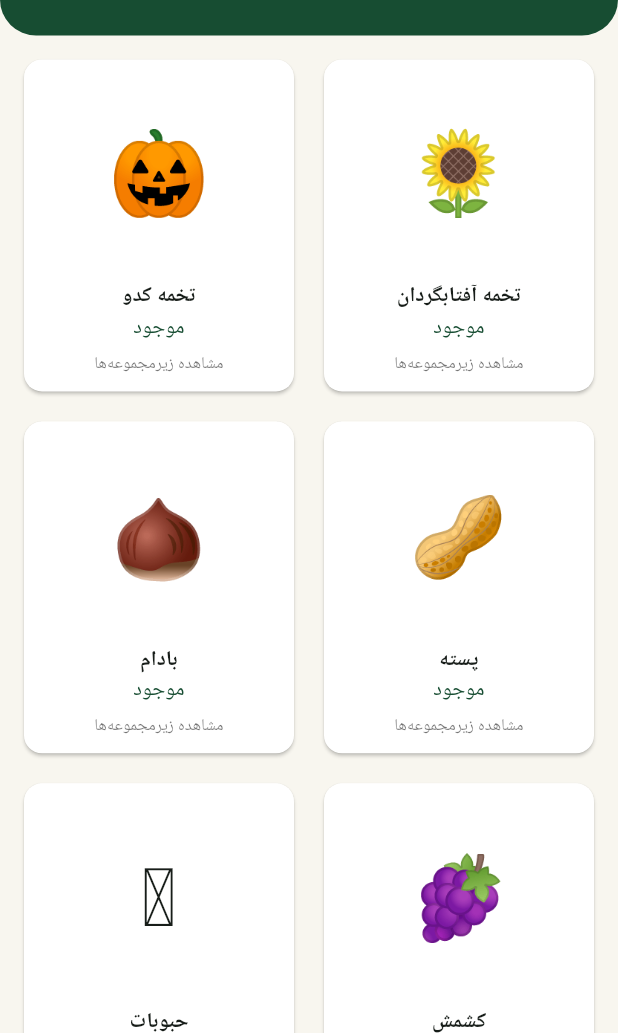
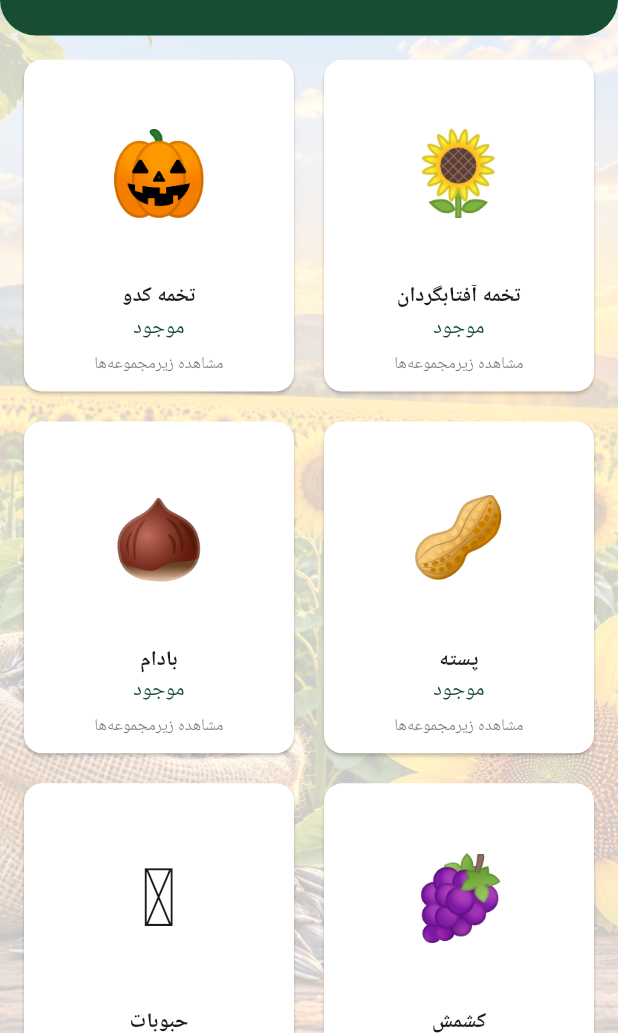
Before and after one commit to setare1402/tokhmeh-bijar, a Flutter app: the screen it shows after launch, on a phone screen of 412 x 824 dp, the part 203-1236 px from its top. Run offline on Flutter 3.47's test engine with Material 3 defaults, Android fonts, the phone set to English and light mode, and no system bars; our stand-ins replace image_picker, shared_preferences.

Commit message:
Update main.dart

```diff
--- a/lib/main.dart
+++ b/lib/main.dart
@@ -241,6 +241,40 @@ class LocalReviewStore {
 }
 
 class TokhmehBijarApp extends StatelessWidget {
+  const TokhmehBijarApp({super.key});
+
+  @override
+  Widget build(BuildContext context) => MaterialApp(
+        debugShowCheckedModeBanner: false,
+        title: 'تخمه بیجار',
+        theme: ThemeData(
+          useMaterial3: true,
+          scaffoldBackgroundColor: Colors.transparent,
+          colorScheme: ColorScheme.fromSeed(seedColor: green),
+          appBarTheme: const AppBarTheme(
+            backgroundColor: green,
+            foregroundColor: Colors.white,
+            centerTitle: true,
+          ),
+        ),
+        builder: (context, child) => Stack(
+          fit: StackFit.expand,
+          children: [
+            Image.asset(
+              'file_00000000acbc821181d33376f504c9bb.png',
+              fit: BoxFit.cover,
+              errorBuilder: (context, error, stackTrace) =>
+                  Container(color: pageBg),
+            ),
+            Container(
+              color: const Color.fromRGBO(255, 255, 255, 0.78),
+            ),
+            child ?? const SizedBox.shrink(),
+          ],
+        ),
+        home: const HomePage(),
+      );
+}
   const TokhmehBijarApp({super.key});
 
   @override
```
